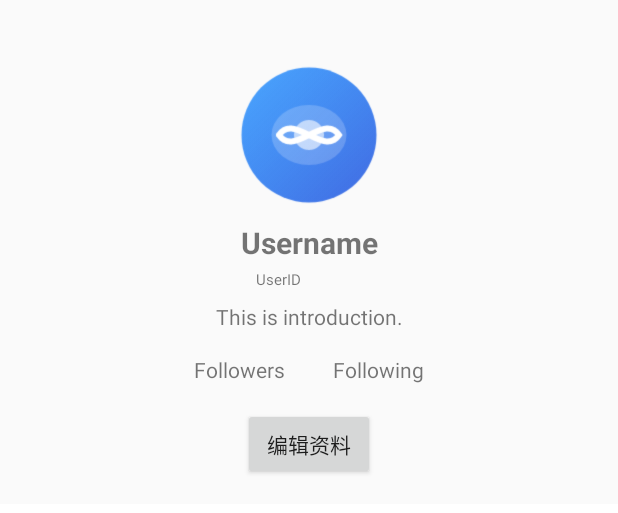
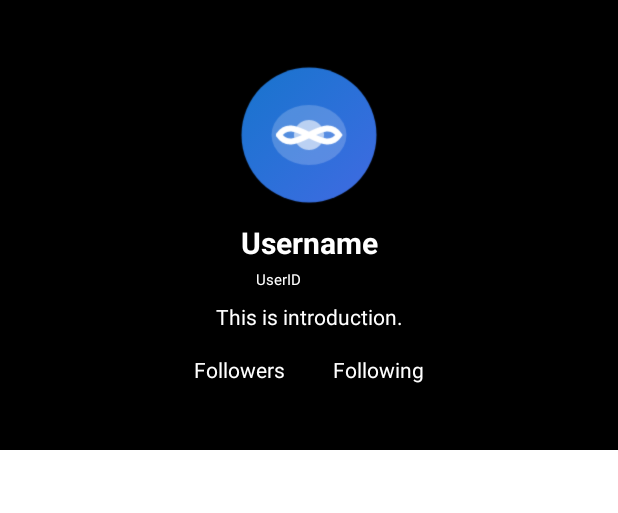
Before and after one commit to zhouyu666-zy/Infinite-Android, an Android app: the layout fragment_personal.xml on its own in the app's theme, with its tools: preview values and no code run, on a phone screen of 412 x 824 dp. Shown: the top 513 px of the screen. Run offline under Robolectric (Android 15) with nearby library versions, the phone set to English and light mode, and no system bars.

Commit message:
优化主页布局

```diff
--- a/app/src/main/java/edu/ace/infinite/fragment/MessageFragment.java
+++ b/app/src/main/java/edu/ace/infinite/fragment/MessageFragment.java
@@ -5,10 +5,7 @@ import android.view.LayoutInflater;
 import android.view.View;
 import android.view.ViewGroup;
 
-import androidx.viewpager2.widget.ViewPager2;
-
 import edu.ace.infinite.R;
-import edu.ace.infinite.adapter.PersonalPagerAdapter;
 
 public class MessageFragment extends BaseFragment{
     @Override
--- a/app/src/main/res/layout/fragment_personal.xml
+++ b/app/src/main/res/layout/fragment_personal.xml
@@ -1,12 +1,12 @@
 <?xml version="1.0" encoding="utf-8"?>
-<androidx.coordinatorlayout.widget.CoordinatorLayout
-    xmlns:android="http://schemas.android.com/apk/res/android"
+<androidx.coordinatorlayout.widget.CoordinatorLayout xmlns:android="http://schemas.android.com/apk/res/android"
     xmlns:app="http://schemas.android.com/apk/res-auto"
     xmlns:tools="http://schemas.android.com/tools"
+    android:id="@+id/scrollView"
     android:layout_width="match_parent"
     android:layout_height="match_parent"
-    android:fitsSystemWindows="true"
-    tools:context=".fragment.PersonalFragment">
+    tools:context=".fragment.PersonalFragment"
+    android:fitsSystemWindows="true">
 
     <com.google.android.material.appbar.AppBarLayout
         android:id="@+id/appbar"
@@ -17,18 +17,18 @@
 
         <com.google.android.material.appbar.CollapsingToolbarLayout
             android:layout_width="match_parent"
-            android:layout_height="wrap_content"
-            app:layout_scrollFlags="scroll|exitUntilCollapsed"
-            android:fitsSystemWindows="true">
-
+            android:layout_height="300dp"
+            android:fitsSystemWindows="true"
+            app:layout_scrollFlags="scroll|exitUntilCollapsed">
 
 
             <ImageView
                 android:id="@+id/background_image"
                 android:layout_width="match_parent"
-                android:layout_height="wrap_content"
-                android:scaleType="centerCrop"
-                android:fitsSystemWindows="true"/>
+                android:layout_height="match_parent"
+                android:fitsSystemWindows="true"
+                android:background="#000000"
+                android:scaleType="centerCrop" />
 
 
             <!--用户信息-->
@@ -36,8 +36,8 @@
                 android:id="@+id/user_info_layout"
                 android:layout_width="match_parent"
                 android:layout_height="wrap_content"
-                android:padding="16dp"
-                android:layout_marginTop="24dp">
+                android:layout_marginTop="24dp"
+                android:padding="16dp">
 
                 <!-- 用户头像 -->
                 <ImageView
@@ -46,84 +46,79 @@
                     android:layout_height="100dp"
                     android:contentDescription="User Avatar"
                     android:src="@drawable/logo"
-                    app:layout_constraintTop_toTopOf="parent"
+                    app:layout_constraintEnd_toEndOf="parent"
                     app:layout_constraintStart_toStartOf="parent"
-                    app:layout_constraintEnd_toEndOf="parent"/>
+                    app:layout_constraintTop_toTopOf="parent" />
 
                 <!-- 用户名 -->
                 <TextView
                     android:id="@+id/tv_username"
                     android:layout_width="wrap_content"
                     android:layout_height="wrap_content"
+                    android:layout_marginTop="8dp"
                     android:text="Username"
                     android:textSize="20sp"
                     android:textStyle="bold"
-                    android:layout_marginTop="8dp"
-                    app:layout_constraintTop_toBottomOf="@id/iv_avatar"
+                    android:textColor="@color/video_theme"
+                    app:layout_constraintEnd_toEndOf="parent"
                     app:layout_constraintStart_toStartOf="parent"
-                    app:layout_constraintEnd_toEndOf="parent"/>
+                    app:layout_constraintTop_toBottomOf="@id/iv_avatar" />
 
                 <!-- 用户ID -->
                 <TextView
                     android:id="@+id/tv_userid"
                     android:layout_width="wrap_content"
                     android:layout_height="wrap_content"
+                    android:layout_marginStart="10dp"
+                    android:layout_marginTop="4dp"
                     android:text="UserID"
                     android:textSize="10sp"
-                    android:layout_marginStart="10dp"
-                    android:layout_marginTop="4dp"
-                    app:layout_constraintTop_toBottomOf="@id/tv_username"
-                    app:layout_constraintStart_toStartOf="@id/tv_username" />
+                    android:textColor="@color/video_theme"
+                    app:layout_constraintStart_toStartOf="@id/tv_username"
+                    app:layout_constraintTop_toBottomOf="@id/tv_username" />
 
                 <!-- 简介 -->
                 <TextView
                     android:id="@+id/tv_intro"
                     android:layout_width="wrap_content"
                     android:layout_height="wrap_content"
+                    android:layout_marginTop="8dp"
                     android:text="This is introduction."
                     android:textSize="14sp"
-                    android:layout_marginTop="8dp"
-                    app:layout_constraintTop_toBottomOf="@id/tv_userid"
+                    android:textColor="@color/video_theme"
+                    app:layout_constraintEnd_toEndOf="parent"
                     app:layout_constraintStart_toStartOf="parent"
-                    app:layout_constraintEnd_toEndOf="parent" />
+                    app:layout_constraintTop_toBottomOf="@id/tv_userid" />
 
                 <!-- 粉丝和关注 -->
                 <LinearLayout
                     android:id="@+id/ll_stats"
-                    android:orientation="horizontal"
                     android:layout_width="wrap_content"
                     android:layout_height="wrap_content"
                     android:layout_marginTop="16dp"
-                    app:layout_constraintTop_toBottomOf="@id/tv_intro"
+                    android:orientation="horizontal"
+                    app:layout_constraintEnd_toEndOf="parent"
                     app:layout_constraintStart_toStartOf="parent"
-                    app:layout_constraintEnd_toEndOf="parent">
+                    app:layout_constraintTop_toBottomOf="@id/tv_intro">
 
                     <TextView
                         android:id="@+id/tv_followers"
                         android:layout_width="wrap_content"
                         android:layout_height="wrap_content"
+                        android:layout_marginEnd="32dp"
+                        android:textColor="@color/video_theme"
                         android:text="Followers"
-                        android:layout_marginEnd="32dp"
                         android:textSize="14sp" />
 
                     <TextView
                         android:id="@+id/tv_following"
                         android:layout_width="wrap_content"
                         android:layout_height="wrap_content"
+                        android:textColor="@color/video_theme"
                         android:text="Following"
                         android:textSize="14sp" />
                 </LinearLayout>
 
-                <!-- 编辑资料按钮 -->
-                <Button
-                    android:id="@+id/btn_edit_profile"
-                    android:layout_width="wrap_content"
-                    android:layout_height="wrap_content"
-                    android:text="编辑资料"
-                    android:layout_marginTop="16dp"
-                    app:layout_constraintTop_toBottomOf="@id/ll_stats"
-                    app:layout_constraintStart_toStartOf="parent"
-                    app:layout_constraintEnd_toEndOf="parent" />
             </androidx.constraintlayout.widget.ConstraintLayout>
 
 
@@ -134,7 +129,7 @@
             android:layout_width="match_parent"
             android:layout_height="wrap_content"
             android:background="@android:color/white"
-            app:layout_collapseMode="pin"/>
+            app:layout_collapseMode="pin" />
 
     </com.google.android.material.appbar.AppBarLayout>
 
@@ -142,6 +137,6 @@
         android:id="@+id/view_pager"
         android:layout_width="match_parent"
         android:layout_height="match_parent"
-        app:layout_behavior="@string/appbar_scrolling_view_behavior"/>
+        app:layout_behavior="@string/appbar_scrolling_view_behavior" />
 
 </androidx.coordinatorlayout.widget.CoordinatorLayout>
```
Also changed, not shown: app/src/main/java/edu/ace/infinite/adapter/PersonalPagerAdapter.java (deleted, +0 -35 lines), app/src/main/java/edu/ace/infinite/fragment/PersonalFragment.java (+55 -50 lines).
